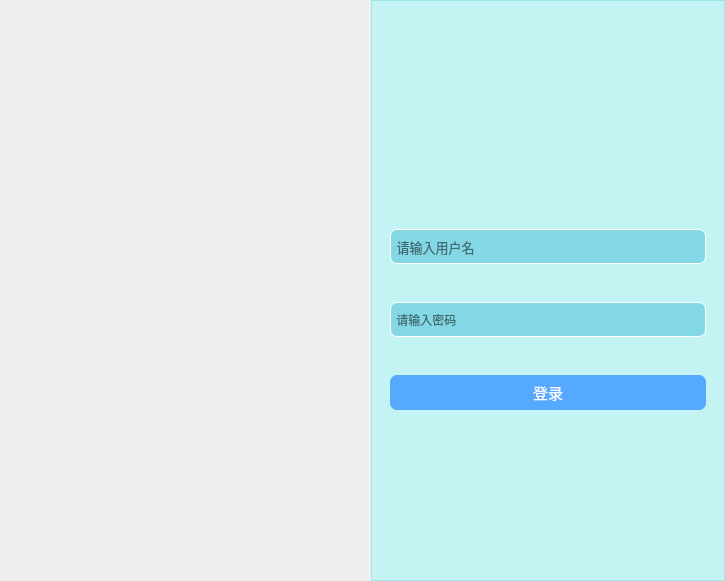
Above: Manager/loginwgt.ui from Eva-483650/ShoppingMall before the change. Below: the same form after it.
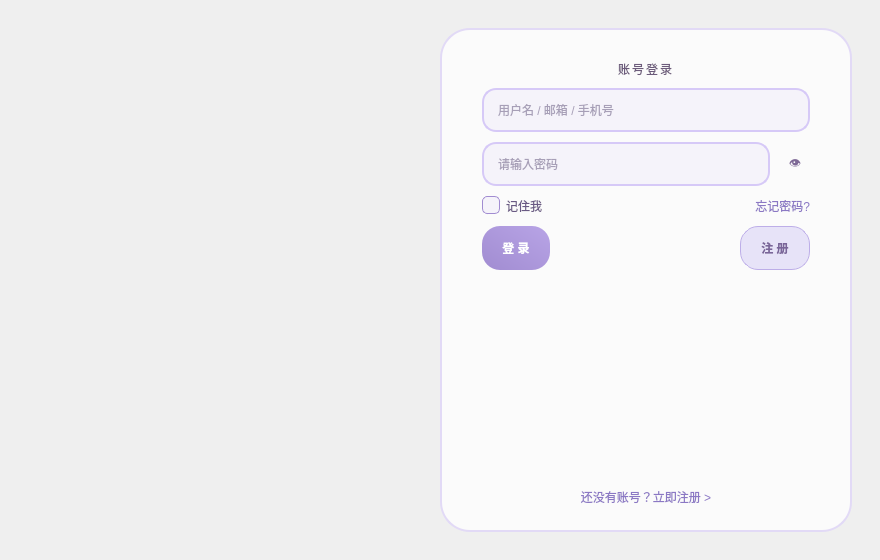
That is the form after the change. Icons and pictures are not drawn.

Patch:
```diff
--- a/Manager/loginwgt.ui
+++ b/Manager/loginwgt.ui
@@ -6,160 +6,332 @@
    <rect>
     <x>0</x>
     <y>0</y>
-    <width>725</width>
-    <height>581</height>
+    <width>880</width>
+    <height>560</height>
    </rect>
   </property>
+  <property name="minimumSize">
+   <size>
+    <width>680</width>
+    <height>400</height>
+   </size>
+  </property>
   <property name="windowTitle">
    <string>登录界面</string>
   </property>
   <property name="styleSheet">
-   <string notr="true"/>
+   <string notr="true">
+/* 背景图 + 半透明渐变遮罩（可将 border-image 改为你的大背景图） */
+QWidget#LoginWgt {
+    border-image: url(:/images/bg_login.jpg) 0 0 0 0 stretch stretch;
+    font-family: &quot;微软雅黑&quot;;
+    color: #5a4c74;
+}
+/* 可选：如果不想用整图，可注释上面 border-image，改用纯渐变
+background: qlineargradient(spread:pad,x1:1,y1:0,x2:0,y2:1,
+            stop:0 #efeafd, stop:0.45 #e0d6f8, stop:1 #c6b4ef);
+*/
+QLabel { font-family:&quot;微软雅黑&quot;; }
+   </string>
   </property>
-  <layout class="QHBoxLayout" name="horizontalLayout">
+  <layout class="QHBoxLayout" name="rootLayout">
+   <property name="leftMargin">
+    <number>28</number>
+   </property>
    <property name="topMargin">
-    <number>0</number>
+    <number>28</number>
    </property>
    <property name="rightMargin">
-    <number>0</number>
+    <number>28</number>
    </property>
    <property name="bottomMargin">
-    <number>0</number>
+    <number>28</number>
    </property>
    <item>
-    <widget class="QWidget" name="widget" native="true"/>
+    <spacer name="midSpacer">
+     <property name="orientation">
+      <enum>Qt::Orientation::Horizontal</enum>
+     </property>
+     <property name="sizeHint" stdset="0">
+      <size>
+       <width>18</width>
+       <height>20</height>
+      </size>
+     </property>
+    </spacer>
    </item>
    <item>
-    <widget class="QFrame" name="frame">
+    <widget class="QFrame" name="frameLogin">
+     <property name="sizePolicy">
+      <sizepolicy hsizetype="Preferred" vsizetype="Preferred">
+       <horstretch>0</horstretch>
+       <verstretch>0</verstretch>
+      </sizepolicy>
+     </property>
+     <property name="minimumSize">
+      <size>
+       <width>0</width>
+       <height>0</height>
+      </size>
+     </property>
      <property name="styleSheet">
-      <string notr="true">background-color:rgba(85, 255, 255, 70)</string>
+      <string notr="true">
+QFrame#frameLogin {
+    background: rgba(255,255,255,0.78);
+    border-radius: 30px;
+    border: 1.8px solid #e2daf6;
+    /* backdrop-filter 在某些平台不生效，代码层可用 QGraphicsBlurEffect 实现 */
+}
+QLabel#lab_title {
+    color:#6c5b7b;
+    font: 700 22pt &quot;微软雅黑&quot;;
+    letter-spacing:2px;
+}
+QLineEdit {
+    font: 12pt &quot;微软雅黑&quot;;
+    color:#5a4c74;
+    background:#f5f3fa;
+    border:1.5px solid #d6c9f7;
+    border-radius:14px;
+    padding:6px 12px;
+}
+QLineEdit:focus {
+    background:#ffffff;
+    border:2px solid #a18cd1;
+}
+QPushButton {
+    font: 13pt &quot;微软雅黑&quot;;
+    font-weight:600;
+    border-radius:18px;
+    padding:8px 20px;
+}
+QPushButton#btn_login {
+    background: qlineargradient(spread:pad,x1:1,y1:0,x2:0,y2:1,stop:0 #b8a4e6, stop:1 #a18cd1);
+    color:#ffffff;
+    border:none;
+}
+QPushButton#btn_login:hover { background:#a18cd1; }
+QPushButton#btn_register {
+    background:rgba(194,182,243,0.35);
+    color:#7a6599;
+    border:1.4px solid #bdaee8;
+}
+QPushButton#btn_register:hover { background:rgba(194,182,243,0.55); }
+QToolButton#btn_togglePwd {
+    border:none;
+    background:transparent;
+    padding:0 4px;
+    color:#7e6996;
+    font: 12pt &quot;微软雅黑&quot;;
+}
+QToolButton#btn_togglePwd:hover { color:#a18cd1; }
+QCheckBox {
+    spacing:6px;
+    font:11pt &quot;微软雅黑&quot;;
+    color:#6a5a84;
+}
+QCheckBox::indicator {
+    width:16px; height:16px;
+    border:1px solid #a18cd1;
+    border-radius:5px;
+    background:#f5f3fa;
+}
+QCheckBox::indicator:checked {
+    background:qlineargradient(spread:pad,x1:1,y1:0,x2:0,y2:1,
+               stop:0 #c2b6f3, stop:1 #a18cd1);
+    image:none;
+}
+#lab_forget, #lab_register_link {
+    color:#8b78c4;
+    font:11pt &quot;微软雅黑&quot;;
+}
+#lab_forget:hover, #lab_register_link:hover {
+    color:#a18cd1;
+    text-decoration: underline;
+}
+      </string>
      </property>
      <property name="frameShape">
-      <enum>QFrame::StyledPanel</enum>
+      <enum>QFrame::Shape::StyledPanel</enum>
      </property>
-     <property name="frameShadow">
-      <enum>QFrame::Raised</enum>
-     </property>
-     <layout class="QGridLayout" name="gridLayout_2">
-      <item row="1" column="0">
-       <widget class="QWidget" name="widget_2" native="true">
-        <property name="styleSheet">
-         <string notr="true">background:transparent;</string>
+     <layout class="QVBoxLayout" name="loginLayout">
+      <property name="spacing">
+       <number>10</number>
+      </property>
+      <property name="leftMargin">
+       <number>40</number>
+      </property>
+      <property name="topMargin">
+       <number>30</number>
+      </property>
+      <property name="rightMargin">
+       <number>40</number>
+      </property>
+      <property name="bottomMargin">
+       <number>24</number>
+      </property>
+      <item>
+       <widget class="QLabel" name="lab_title">
+        <property name="text">
+         <string>账号登录</string>
         </property>
-        <layout class="QGridLayout" name="gridLayout">
-         <item row="0" column="0" colspan="2">
-          <widget class="QLineEdit" name="line_user">
-           <property name="minimumSize">
-            <size>
-             <width>0</width>
-             <height>35</height>
-            </size>
-           </property>
-           <property name="font">
-            <font>
-             <pointsize>10</pointsize>
-            </font>
-           </property>
-           <property name="styleSheet">
-            <string notr="true">border-radius:7px;
-border-width:0.5px;
-border:0.5px solid white;
-background-color:rgb(132, 216, 229);
-</string>
-           </property>
-           <property name="placeholderText">
-            <string> 请输入用户名</string>
-           </property>
-          </widget>
-         </item>
-         <item row="1" column="0" colspan="2">
-          <widget class="QLineEdit" name="line_password">
-           <property name="minimumSize">
-            <size>
-             <width>0</width>
-             <height>35</height>
-            </size>
-           </property>
-           <property name="styleSheet">
-            <string notr="true">border-radius:7px;
-border-width:0.5px;
-border:0.5px solid white;
-background-color:rgb(132, 216, 229);</string>
-           </property>
-           <property name="echoMode">
-            <enum>QLineEdit::Password</enum>
-           </property>
-           <property name="placeholderText">
-            <string> 请输入密码</string>
-           </property>
-          </widget>
-         </item>
-         <item row="2" column="0" colspan="2">
-          <widget class="QPushButton" name="btn_login">
-           <property name="sizePolicy">
-            <sizepolicy hsizetype="Preferred" vsizetype="Fixed">
-             <horstretch>0</horstretch>
-             <verstretch>0</verstretch>
-            </sizepolicy>
-           </property>
-           <property name="minimumSize">
-            <size>
-             <width>0</width>
-             <height>35</height>
-            </size>
-           </property>
-           <property name="font">
-            <font>
-             <pointsize>11</pointsize>
-            </font>
-           </property>
-           <property name="cursor">
-            <cursorShape>PointingHandCursor</cursorShape>
-           </property>
-           <property name="styleSheet">
-            <string notr="true">background:rgb(85, 170, 255);
-color:white;
-border-radius:7px;</string>
-           </property>
-           <property name="text">
-            <string>登录</string>
-           </property>
-          </widget>
-         </item>
-        </layout>
+        <property name="alignment">
+         <set>Qt::AlignmentFlag::AlignCenter</set>
+        </property>
        </widget>
       </item>
-      <item row="0" column="0">
-       <spacer name="verticalSpacer">
+      <item>
+       <layout class="QHBoxLayout" name="userRow">
+        <item>
+         <widget class="QLineEdit" name="line_user">
+          <property name="minimumSize">
+           <size>
+            <width>0</width>
+            <height>44</height>
+           </size>
+          </property>
+          <property name="placeholderText">
+           <string>用户名 / 邮箱 / 手机号</string>
+          </property>
+         </widget>
+        </item>
+       </layout>
+      </item>
+      <item>
+       <layout class="QHBoxLayout" name="pwdRow">
+        <item>
+         <widget class="QLineEdit" name="line_password">
+          <property name="minimumSize">
+           <size>
+            <width>0</width>
+            <height>44</height>
+           </size>
+          </property>
+          <property name="echoMode">
+           <enum>QLineEdit::EchoMode::Password</enum>
+          </property>
+          <property name="placeholderText">
+           <string>请输入密码</string>
+          </property>
+         </widget>
+        </item>
+        <item>
+         <widget class="QToolButton" name="btn_togglePwd">
+          <property name="toolTip">
+           <string>显示/隐藏密码</string>
+          </property>
+          <property name="text">
+           <string>👁</string>
+          </property>
+         </widget>
+        </item>
+       </layout>
+      </item>
+      <item>
+       <layout class="QHBoxLayout" name="optionRow">
+        <item>
+         <widget class="QCheckBox" name="chk_remember">
+          <property name="text">
+           <string>记住我</string>
+          </property>
+         </widget>
+        </item>
+        <item>
+         <spacer name="optSpacer">
+          <property name="orientation">
+           <enum>Qt::Orientation::Horizontal</enum>
+          </property>
+          <property name="sizeHint" stdset="0">
+           <size>
+            <width>40</width>
+            <height>20</height>
+           </size>
+          </property>
+         </spacer>
+        </item>
+        <item>
+         <widget class="QLabel" name="lab_forget">
+          <property name="text">
+           <string>忘记密码?</string>
+          </property>
+          <property name="alignment">
+           <set>Qt::AlignmentFlag::AlignRight|Qt::AlignmentFlag::AlignTrailing|Qt::AlignmentFlag::AlignVCenter</set>
+          </property>
+         </widget>
+        </item>
+       </layout>
+      </item>
+      <item>
+       <layout class="QHBoxLayout" name="btnRow">
+        <item>
+         <widget class="QPushButton" name="btn_login">
+          <property name="minimumSize">
+           <size>
+            <width>0</width>
+            <height>44</height>
+           </size>
+          </property>
+          <property name="cursor">
+           <cursorShape>PointingHandCursor</cursorShape>
+          </property>
+          <property name="text">
+           <string>登 录</string>
+          </property>
+         </widget>
+        </item>
+        <item>
+         <spacer name="btnSpacer">
+          <property name="orientation">
+           <enum>Qt::Orientation::Horizontal</enum>
+          </property>
+          <property name="sizeHint" stdset="0">
+           <size>
+            <width>16</width>
+            <height>20</height>
+           </size>
+          </property>
+         </spacer>
+        </item>
+        <item>
+         <widget class="QPushButton" name="btn_register">
+          <property name="minimumSize">
+           <size>
+            <width>0</width>
+            <height>44</height>
+           </size>
+          </property>
+          <property name="cursor">
+           <cursorShape>PointingHandCursor</cursorShape>
+          </property>
+          <property name="text">
+           <string>注 册</string>
+          </property>
+         </widget>
+        </item>
+       </layout>
+      </item>
+      <item>
+       <spacer name="lowerSpacer">
         <property name="orientation">
-         <enum>Qt::Vertical</enum>
+         <enum>Qt::Orientation::Vertical</enum>
         </property>
-        <property name="sizeType">
-         <enum>QSizePolicy::Preferred</enum>
-        </property>
         <property name="sizeHint" stdset="0">
          <size>
           <width>20</width>
-          <height>178</height>
+          <height>10</height>
          </size>
         </property>
        </spacer>
       </item>
-      <item row="2" column="0">
-       <spacer name="verticalSpacer_2">
-        <property name="orientation">
-         <enum>Qt::Vertical</enum>
+      <item>
+       <widget class="QLabel" name="lab_register_link">
+        <property name="text">
+         <string>还没有账号？立即注册 &gt;</string>
         </property>
-        <property name="sizeType">
-         <enum>QSizePolicy::Preferred</enum>
+        <property name="alignment">
+         <set>Qt::AlignmentFlag::AlignCenter</set>
         </property>
-        <property name="sizeHint" stdset="0">
-         <size>
-          <width>20</width>
-          <height>120</height>
-         </size>
-        </property>
-       </spacer>
+       </widget>
       </item>
      </layout>
     </widget>
```
Left out of the diff: 2 changed lines with no effect on the pictures.
